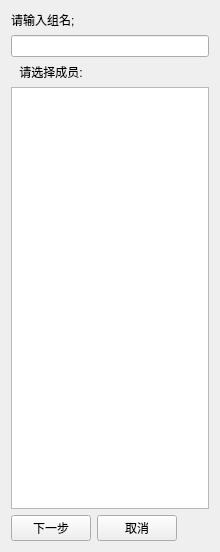
This is newgroup.ui in backto25/Stone as Qt 5 draws it before an edit. The edited form follows.
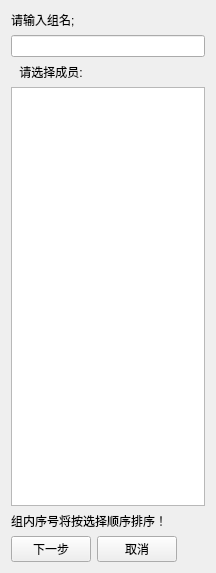
This is the edited form.

The edit to the form file:
```diff
--- a/newgroup.ui
+++ b/newgroup.ui
@@ -9,14 +9,17 @@
    <rect>
     <x>0</x>
     <y>0</y>
-    <width>220</width>
-    <height>552</height>
+    <width>216</width>
+    <height>573</height>
    </rect>
   </property>
   <property name="windowTitle">
    <string>x组</string>
   </property>
   <layout class="QGridLayout" name="gridLayout">
+   <item row="1" column="0" colspan="3">
+    <widget class="QLineEdit" name="lineEditInputGroupName"/>
+   </item>
    <item row="0" column="0">
     <widget class="QLabel" name="label">
      <property name="text">
@@ -24,19 +27,26 @@
      </property>
     </widget>
    </item>
-   <item row="1" column="0" colspan="3">
-    <widget class="QLineEdit" name="lineEditInputGroupName"/>
-   </item>
-   <item row="2" column="0">
-    <widget class="QLabel" name="label_2">
+   <item row="5" column="1">
+    <widget class="QPushButton" name="pushButtonCancel">
      <property name="text">
-      <string>请选择成员:</string>
-     </property>
-     <property name="alignment">
-      <set>Qt::AlignCenter</set>
+      <string>取消</string>
      </property>
     </widget>
    </item>
+   <item row="5" column="2">
+    <spacer name="horizontalSpacer_3">
+     <property name="orientation">
+      <enum>Qt::Horizontal</enum>
+     </property>
+     <property name="sizeHint" stdset="0">
+      <size>
+       <width>0</width>
+       <height>20</height>
+      </size>
+     </property>
+    </spacer>
+   </item>
    <item row="3" column="0" colspan="3">
     <widget class="QListWidget" name="listWidgetStaffs">
      <property name="selectionMode">
@@ -53,33 +63,30 @@
      </property>
     </widget>
    </item>
-   <item row="4" column="0">
+   <item row="2" column="0">
+    <widget class="QLabel" name="label_2">
+     <property name="text">
+      <string>请选择成员:</string>
+     </property>
+     <property name="alignment">
+      <set>Qt::AlignCenter</set>
+     </property>
+    </widget>
+   </item>
+   <item row="5" column="0">
     <widget class="QPushButton" name="pushButtonOK">
      <property name="text">
       <string>下一步</string>
      </property>
     </widget>
    </item>
-   <item row="4" column="1">
-    <widget class="QPushButton" name="pushButtonCancel">
+   <item row="4" column="0" colspan="3">
+    <widget class="QLabel" name="label_3">
      <property name="text">
-      <string>取消</string>
+      <string>组内序号将按选择顺序排序！</string>
      </property>
     </widget>
    </item>
-   <item row="4" column="2">
-    <spacer name="horizontalSpacer_3">
-     <property name="orientation">
-      <enum>Qt::Horizontal</enum>
-     </property>
-     <property name="sizeHint" stdset="0">
-      <size>
-       <width>0</width>
-       <height>20</height>
-      </size>
-     </property>
-    </spacer>
-   </item>
   </layout>
  </widget>
  <resources/>
```
